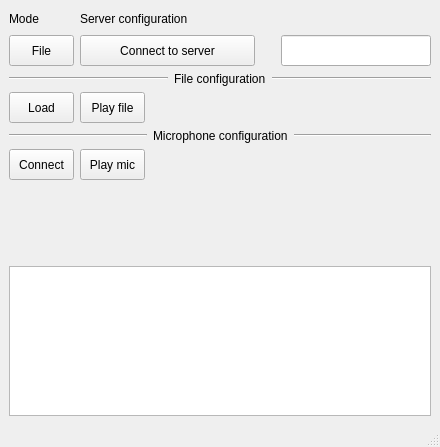
First picture: the form in AudioUI.ui, repository gavrilenkoof/AudioUI, before the edit.
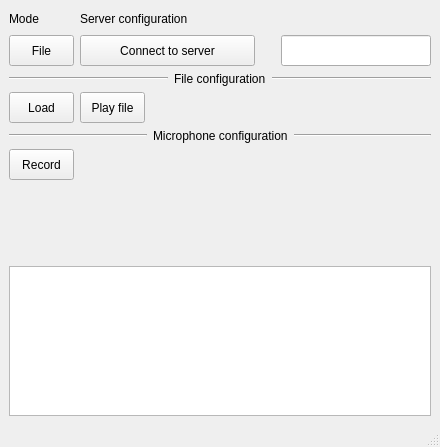
Second picture: the form after the edit.

Commit message: fixes file preparing. Change logic with mic

Diff of the .ui file:
```diff
--- a/AudioUI.ui
+++ b/AudioUI.ui
@@ -331,30 +331,6 @@
         </item>
         <item>
          <layout class="QHBoxLayout" name="horizontalLayout_3">
-          <item>
-           <widget class="QToolButton" name="btn_connect_mic">
-            <property name="minimumSize">
-             <size>
-              <width>65</width>
-              <height>31</height>
-             </size>
-            </property>
-            <property name="maximumSize">
-             <size>
-              <width>65</width>
-              <height>31</height>
-             </size>
-            </property>
-            <property name="font">
-             <font>
-              <pointsize>9</pointsize>
-             </font>
-            </property>
-            <property name="text">
-             <string>Connect</string>
-            </property>
-           </widget>
-          </item>
           <item>
            <widget class="QToolButton" name="btn_play_mic">
             <property name="minimumSize">
@@ -375,7 +351,7 @@
              </font>
             </property>
             <property name="text">
-             <string>Play mic</string>
+             <string>Record</string>
             </property>
            </widget>
           </item>
```
The commit also changes 2 other files.
